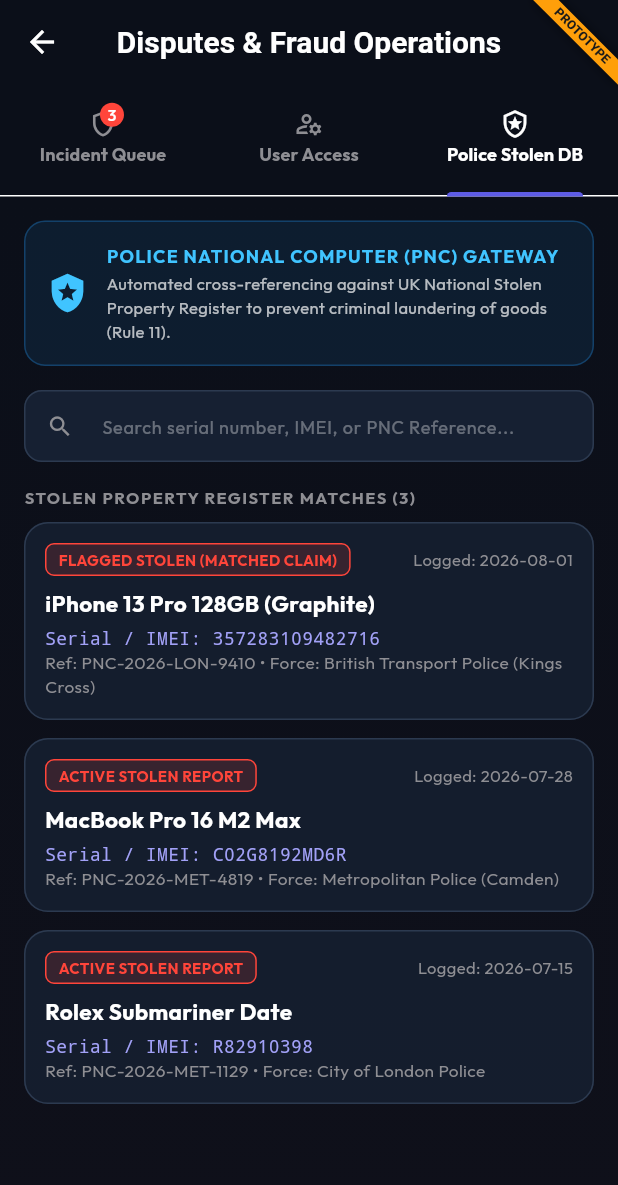
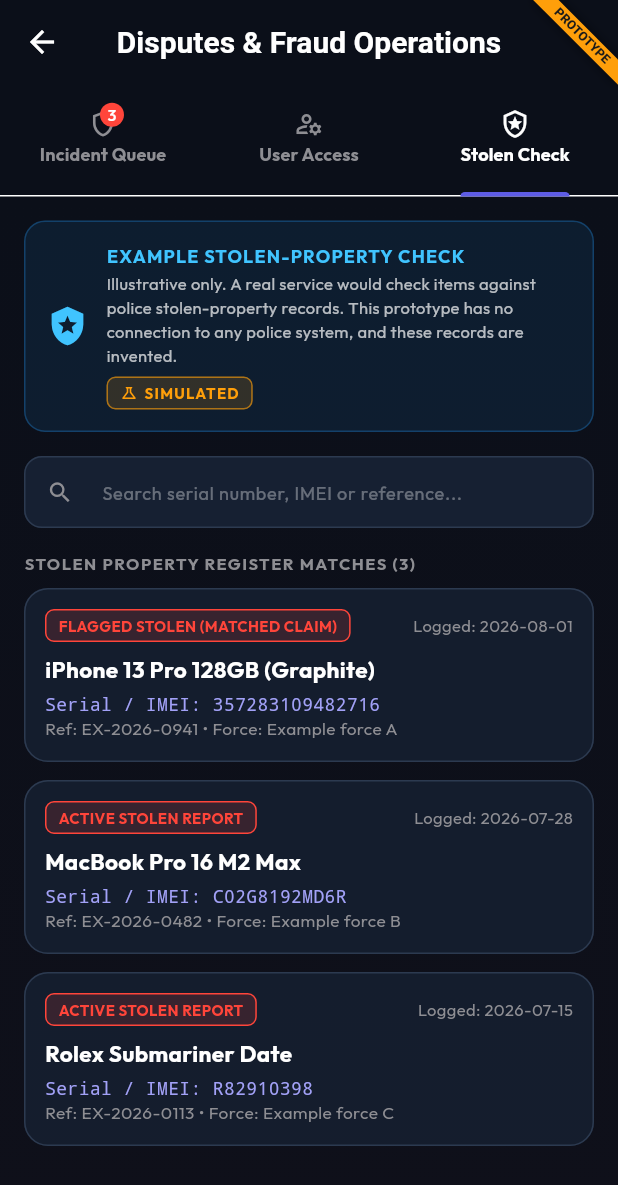
Before and after one commit to romeoayofe25-collab/uk-national-lost-item, a Flutter app: the AdminDisputesPanelScreen screen opened by its route, tab 3 chosen, on a phone screen of 412 x 824 dp. Shown: the top 1185 px of the screen. Run offline on Flutter 3.47's test engine with Material 3 defaults, Android fonts, the phone set to English and light mode, and no system bars; our stand-ins replace cloud_firestore, firebase_auth, go_router, google_fonts; accounts and stored records are empty.

Commit message:
feat(ux): mark simulated features and reword real-world claims
Adds the SIMULATED tag to the identity scan and its result card, the
maps, every QR code and the desk scanner, photo and document uploads,
the finder wallet and withdrawal, the hand-over reward release, and the
admin's identity review and stolen-property panel.

Rewords text that implied real effects:
- withdrawal no longer promises a bank credit;
- "256-Bit Encrypted" badge replaced by the tag, and the scan says the
  camera is not used;
- GPS wording on the finder report replaced by an example pin;
- "Verified Partner" desks become "Demo Partner"; retailer name removed;
- police force names, PNC references and the stolen-property register
  replaced by clearly invented examples;
- legal warnings no longer claim records are passed to the authorities.

Co-Authored-By: Claude Opus 5.5 <noreply@anthropic.com>

```diff
--- a/lib/features/admin/claims_review_screen.dart
+++ b/lib/features/admin/claims_review_screen.dart
@@ -2,6 +2,7 @@ import 'package:flutter/material.dart';
 import 'package:provider/provider.dart';
 import 'package:go_router/go_router.dart';
 import '../../core/theme/theme.dart';
+import '../../core/widgets/simulated_tag.dart';
 import '../../core/services/items_service.dart';
 
 class AdminClaimsReviewScreen extends StatefulWidget {
@@ -267,6 +268,8 @@ class _AdminClaimsReviewScreenState extends State<AdminClaimsReviewScreen> {
                                             style: const TextStyle(color: AppColors.textSecondary, fontSize: 10, fontFamily: 'monospace'),
                                             overflow: TextOverflow.ellipsis,
                                           ),
+                                          const SizedBox(height: 6),
+                                          const SimulatedTag(),
                                         ] else
                                           const Text(
                                             'Standard claim verification without biometric facial match.',
--- a/lib/features/admin/disputes_panel_screen.dart
+++ b/lib/features/admin/disputes_panel_screen.dart
@@ -1,6 +1,7 @@
 import 'package:flutter/material.dart';
 import 'package:provider/provider.dart';
 import '../../core/theme/theme.dart';
+import '../../core/widgets/simulated_tag.dart';
 import '../../core/services/items_service.dart';
 import '../../core/services/auth_service.dart';
 import '../../core/models/user_model.dart';
@@ -90,7 +91,7 @@ class _AdminDisputesPanelScreenState extends State<AdminDisputesPanelScreen> {
               ),
               const Tab(
                 icon: Icon(Icons.local_police_outlined, size: 20),
-                text: 'Police Stolen DB',
+                text: 'Stolen Check',
               ),
             ],
           ),
@@ -185,7 +186,7 @@ class _AdminDisputesPanelScreenState extends State<AdminDisputesPanelScreen> {
                       ),
                       const SizedBox(height: 2),
                       const Text(
-                        'Admin Board holds sole authority to freeze cases, lock reward escrow, and revoke user access (Rule 1).',
+                        'Admin Board holds sole authority to freeze cases, lock reward escrow and revoke user access.',
                         style: TextStyle(color: Colors.white70, fontSize: 11),
                       ),
                     ],
@@ -542,30 +543,30 @@ class _AdminDisputesPanelScreenState extends State<AdminDisputesPanelScreen> {
     );
   }
 
-  // --- TAB 3: POLICE STOLEN PROPERTY REGISTER (RULE 11) ---
+  // --- TAB 3: EXAMPLE STOLEN-PROPERTY CHECK (illustrative, no outside connection) ---
   Widget _buildPoliceStolenDbTab(BuildContext context) {
     final List<Map<String, String>> mockPoliceRecords = [
       {
         'title': 'iPhone 13 Pro 128GB (Graphite)',
         'serial': '357283109482716',
-        'pncRef': 'PNC-2026-LON-9410',
-        'force': 'British Transport Police (Kings Cross)',
+        'pncRef': 'EX-2026-0941',
+        'force': 'Example force A',
         'status': 'FLAGGED STOLEN (MATCHED CLAIM)',
         'reportedDate': '2026-08-01',
       },
       {
         'title': 'MacBook Pro 16 M2 Max',
         'serial': 'C02G8192MD6R',
-        'pncRef': 'PNC-2026-MET-4819',
-        'force': 'Metropolitan Police (Camden)',
+        'pncRef': 'EX-2026-0482',
+        'force': 'Example force B',
         'status': 'ACTIVE STOLEN REPORT',
         'reportedDate': '2026-07-28',
       },
       {
         'title': 'Rolex Submariner Date',
         'serial': 'R82910398',
-        'pncRef': 'PNC-2026-MET-1129',
-        'force': 'City of London Police',
+        'pncRef': 'EX-2026-0113',
+        'force': 'Example force C',
         'status': 'ACTIVE STOLEN REPORT',
         'reportedDate': '2026-07-15',
       },
@@ -599,14 +600,16 @@ class _AdminDisputesPanelScreenState extends State<AdminDisputesPanelScreen> {
                     crossAxisAlignment: CrossAxisAlignment.start,
                     children: [
                       Text(
-                        'POLICE NATIONAL COMPUTER (PNC) GATEWAY',
+                        'EXAMPLE STOLEN-PROPERTY CHECK',
                         style: TextStyle(fontWeight: FontWeight.bold, color: Colors.lightBlueAccent, fontSize: 12, letterSpacing: 0.8),
                       ),
                       SizedBox(height: 2),
                       Text(
-                        'Automated cross-referencing against UK National Stolen Property Register to prevent criminal laundering of goods (Rule 11).',
+                        'Illustrative only. A real service would check items against police stolen-property records. This prototype has no connection to any police system, and these records are invented.',
                         style: TextStyle(color: Colors.white70, fontSize: 11),
                       ),
+                      SizedBox(height: 6),
+                      SimulatedTag(),
                     ],
                   ),
                 ),
@@ -619,7 +622,7 @@ class _AdminDisputesPanelScreenState extends State<AdminDisputesPanelScreen> {
           TextField(
             style: const TextStyle(fontSize: 13, color: Colors.white),
             decoration: InputDecoration(
-              hintText: 'Search serial number, IMEI, or PNC Reference...',
+              hintText: 'Search serial number, IMEI or reference...',
               hintStyle: TextStyle(color: Colors.white.withValues(alpha: 0.35), fontSize: 12),
               prefixIcon: const Icon(Icons.search, color: AppColors.textSecondary, size: 18),
               filled: true,
--- a/lib/features/finder/claims_screen.dart
+++ b/lib/features/finder/claims_screen.dart
@@ -2,6 +2,7 @@ import 'package:flutter/material.dart';
 import 'package:provider/provider.dart';
 import '../../core/theme/theme.dart';
 import '../../core/services/items_service.dart';
+import '../../core/widgets/simulated_tag.dart';
 
 class ClaimsScreen extends StatefulWidget {
   const ClaimsScreen({super.key});
@@ -22,7 +23,7 @@ class _ClaimsScreenState extends State<ClaimsScreen> {
     if (success && mounted) {
       ScaffoldMessenger.of(context).showSnackBar(
         const SnackBar(
-          content: Text('Withdrawal initiated! Funds will credit your registered UK bank account within 2 hours.'),
+          content: Text('Demo: withdrawal simulated. No real money moves in this prototype.'),
           backgroundColor: AppColors.success,
         ),
       );
@@ -78,6 +79,8 @@ class _ClaimsScreenState extends State<ClaimsScreen> {
                   ),
                   child: Column(
                     children: [
+                      const SimulatedTag(label: 'SIMULATED WALLET'),
+                      const SizedBox(height: 16),
                       Row(
                         mainAxisAlignment: MainAxisAlignment.spaceEvenly,
                         children: [
@@ -143,7 +146,7 @@ class _ClaimsScreenState extends State<ClaimsScreen> {
                 ),
                 const SizedBox(height: 24),
 
-                // Compliance footnote (Rule 11 & 14)
+                // Reward rules footnote
                 Container(
                   padding: const EdgeInsets.all(12),
                   decoration: BoxDecoration(
@@ -157,7 +160,7 @@ class _ClaimsScreenState extends State<ClaimsScreen> {
                       SizedBox(width: 12),
                       Expanded(
                         child: Text(
-                          'Compliance note: Reward assessments are controlled solely by the Admin Board. Finders cannot request specific amounts or bargain privately (Rules 11 & 14). Available balances are released only after owner pickup confirmation.',
+                          'Note: rewards are set only by the Admin Board. Finders cannot ask for a specific amount or bargain privately. Balances are released only after the owner collects the item.',
                           style: TextStyle(color: AppColors.textSecondary, fontSize: 11, height: 1.4),
                         ),
                       ),
--- a/lib/features/finder/dropoff_screen.dart
+++ b/lib/features/finder/dropoff_screen.dart
@@ -2,6 +2,7 @@ import 'package:flutter/material.dart';
 import 'package:provider/provider.dart';
 import 'package:go_router/go_router.dart';
 import '../../core/theme/theme.dart';
+import '../../core/widgets/simulated_tag.dart';
 import '../../core/services/items_service.dart';
 import '../../core/models/found_item_model.dart';
 
@@ -293,6 +294,8 @@ class _DropOffScreenState extends State<DropOffScreen> {
                 'SCAN AT DESK TO COMPLETE HANDOVER',
                 style: TextStyle(color: AppColors.textSecondary, fontSize: 10, fontWeight: FontWeight.bold),
               ),
+              const SizedBox(height: 8),
+              const SimulatedTag(label: 'SIMULATED QR CODE'),
             ],
           ),
         ),
@@ -328,7 +331,7 @@ class _DropOffScreenState extends State<DropOffScreen> {
                 type: MaterialType.transparency,
                 child: CheckboxListTile(
                   contentPadding: EdgeInsets.zero,
-                  title: const Text('I have labeled the item with my found reference ID.', style: TextStyle(color: Colors.white, fontSize: 13)),
+                  title: const Text('I have labelled the item with my found reference ID.', style: TextStyle(color: Colors.white, fontSize: 13)),
                   value: _checkedTag,
                   activeColor: AppColors.warning,
                   onChanged: (val) => setState(() => _checkedTag = val ?? false),
--- a/lib/features/finder/report_wizard_screen.dart
+++ b/lib/features/finder/report_wizard_screen.dart
@@ -2,6 +2,7 @@ import 'package:flutter/material.dart';
 import 'package:provider/provider.dart';
 import 'package:go_router/go_router.dart';
 import '../../core/theme/theme.dart';
+import '../../core/widgets/simulated_tag.dart';
 import '../../core/services/items_service.dart';
 
 class ReportFoundItemScreen extends StatefulWidget {
@@ -319,7 +320,7 @@ class _ReportFoundItemScreenState extends State<ReportFoundItemScreen> {
         ),
         const SizedBox(height: 8),
         const Text(
-          'Pinpoint where and when you found this item to aid matching algorithms.',
+          'Record where and when you found this item.',
           style: TextStyle(fontSize: 13, color: AppColors.textSecondary),
         ),
         const SizedBox(height: 20),
@@ -390,10 +391,17 @@ class _ReportFoundItemScreenState extends State<ReportFoundItemScreen> {
         ),
         const SizedBox(height: 16),
 
-        // Stylized Mock Map
-        const Text(
-          'Pinpoint Map Location (Simulated GPS Pin)',
-          style: TextStyle(color: Colors.white, fontSize: 14, fontWeight: FontWeight.bold),
+        // Drawn example map; no location service is used
+        const Row(
+          children: [
+            Expanded(
+              child: Text(
+                'Map location',
+                style: TextStyle(color: Colors.white, fontSize: 14, fontWeight: FontWeight.bold),
+              ),
+            ),
+            SimulatedTag(),
+          ],
         ),
         const SizedBox(height: 8),
         Container(
@@ -427,7 +435,7 @@ class _ReportFoundItemScreenState extends State<ReportFoundItemScreen> {
                       style: TextStyle(color: Colors.white, fontWeight: FontWeight.bold, fontSize: 13),
                     ),
                     Text(
-                      'GPS Coordinates: 51.5308° N, 0.1238° W',
+                      'Example pin. Your device location is not used.',
                       style: TextStyle(color: AppColors.textSecondary, fontSize: 11),
                     ),
                   ],
@@ -443,7 +451,7 @@ class _ReportFoundItemScreenState extends State<ReportFoundItemScreen> {
                     borderRadius: BorderRadius.circular(8),
                   ),
                   child: const Text(
-                    'GPS LOCK ACTIVE',
+                    'EXAMPLE PIN',
                     style: TextStyle(color: AppColors.success, fontSize: 10, fontWeight: FontWeight.bold),
                   ),
                 ),
@@ -465,7 +473,7 @@ class _ReportFoundItemScreenState extends State<ReportFoundItemScreen> {
         ),
         const SizedBox(height: 8),
 
-        // PII & Rule 5 Warning Notice
+        // Personal details warning
         Container(
           padding: const EdgeInsets.all(12),
           decoration: BoxDecoration(
@@ -483,7 +491,7 @@ class _ReportFoundItemScreenState extends State<ReportFoundItemScreen> {
                   crossAxisAlignment: CrossAxisAlignment.start,
                   children: [
                     Text(
-                      'Rule 5 Compliant: Data Protection Warning',
+                      'Data protection warning',
                       style: TextStyle(color: Colors.white, fontWeight: FontWeight.bold, fontSize: 13),
                     ),
                     SizedBox(height: 4),
@@ -510,16 +518,23 @@ class _ReportFoundItemScreenState extends State<ReportFoundItemScreen> {
         ),
         const SizedBox(height: 20),
 
-        const Text(
-          'Photo Upload (Optional)',
-          style: TextStyle(color: Colors.white, fontSize: 14, fontWeight: FontWeight.bold),
+        const Row(
+          children: [
+            Expanded(
+              child: Text(
+                'Photo Upload (Optional)',
+                style: TextStyle(color: Colors.white, fontSize: 14, fontWeight: FontWeight.bold),
+              ),
+            ),
+            SimulatedTag(),
+          ],
         ),
         const SizedBox(height: 8),
         Row(
           children: [
             ElevatedButton.icon(
               icon: const Icon(Icons.add_a_photo),
-              label: const Text('Mock Attach Photo'),
+              label: const Text('Attach photo (simulated)'),
               onPressed: () {
                 setState(() {
                   _photos.add('mock_photo_url_${_photos.length + 1}.jpg');
@@ -532,7 +547,7 @@ class _ReportFoundItemScreenState extends State<ReportFoundItemScreen> {
             const SizedBox(width: 16),
             Expanded(
               child: Text(
-                '${_photos.length} photos uploaded',
+                '${_photos.length} photos attached',
                 style: const TextStyle(color: AppColors.textSecondary),
               ),
             ),
@@ -552,7 +567,7 @@ class _ReportFoundItemScreenState extends State<ReportFoundItemScreen> {
         ),
         const SizedBox(height: 8),
         const Text(
-          'Verify all inputs are correct before finalizing. False declarations are punishable.',
+          'Check all inputs are correct before finalising. False declarations are punishable.',
           style: TextStyle(fontSize: 13, color: AppColors.textSecondary),
         ),
         const SizedBox(height: 20),
@@ -574,7 +589,7 @@ class _ReportFoundItemScreenState extends State<ReportFoundItemScreen> {
               _summaryRow('Public Desc', _publicDescriptionController.text),
               _summaryRow('Date Found', '${_dateFound.day}/${_dateFound.month}/${_dateFound.year}'),
               _summaryRow('Time Found', _timeFound),
-              _summaryRow('Location', _locationFound.isEmpty ? 'Kings Cross Station (GPS Lock)' : _locationFound),
+              _summaryRow('Location', _locationFound.isEmpty ? 'Kings Cross Station (example)' : _locationFound),
               _summaryRow('Private Details', _privateDetailsController.text.isEmpty ? 'None provided' : _privateDetailsController.text),
               _summaryRow('Photos count', '${_photos.length}'),
             ],
--- a/lib/features/intermediary/scan_screen.dart
+++ b/lib/features/intermediary/scan_screen.dart
@@ -2,6 +2,7 @@ import 'package:flutter/material.dart';
 import 'package:provider/provider.dart';
 import 'package:go_router/go_router.dart';
 import '../../core/theme/theme.dart';
+import '../../core/widgets/simulated_tag.dart';
 import '../../core/services/items_service.dart';
 import '../../core/models/found_item_model.dart';
 import '../../core/models/lost_item_model.dart';
@@ -58,7 +59,7 @@ class _IntermediaryScanScreenState extends State<IntermediaryScanScreen> {
     setState(() => _processing = false);
 
     if (result == null) {
-      setState(() => _errorMsg = 'PIN not recognized. Verify format (e.g. DEP-XXX or XXX-XXX).');
+      setState(() => _errorMsg = 'PIN not recognised. Check the format (e.g. DEP-XXX or XXX-XXX).');
     } else {
       if (result is FoundItem) {
         if (mounted) {
@@ -90,6 +91,10 @@ class _IntermediaryScanScreenState extends State<IntermediaryScanScreen> {
           child: Column(
             crossAxisAlignment: CrossAxisAlignment.stretch,
             children: [
+              const Padding(
+                padding: EdgeInsets.only(top: 12),
+                child: Center(child: SimulatedTag(label: 'SIMULATED SCANNER')),
+              ),
               // Simulated Camera Viewfinder
               Expanded(
                 flex: 4,
--- a/lib/features/owner/collection_screen.dart
+++ b/lib/features/owner/collection_screen.dart
@@ -2,6 +2,7 @@ import 'package:flutter/material.dart';
 import 'package:provider/provider.dart';
 import 'package:go_router/go_router.dart';
 import '../../core/theme/theme.dart';
+import '../../core/widgets/simulated_tag.dart';
 import '../../core/services/items_service.dart';
 
 class CollectionDetailsScreen extends StatelessWidget {
@@ -79,6 +80,8 @@ class CollectionDetailsScreen extends StatelessWidget {
                       style: TextStyle(color: AppColors.textSecondary, fontSize: 12),
                       textAlign: TextAlign.center,
                     ),
+                    const SizedBox(height: 12),
+                    const SimulatedTag(label: 'SIMULATED QR CODE'),
                     const SizedBox(height: 20),
 
                     // Stylized QR code box
--- a/lib/features/owner/dashboard_screen.dart
+++ b/lib/features/owner/dashboard_screen.dart
@@ -251,7 +251,7 @@ class _OwnerDashboardScreenState extends State<OwnerDashboardScreen> {
                           crossAxisAlignment: CrossAxisAlignment.start,
                           children: [
                             Text(
-                              'Verified Partner Desks',
+                              'Demo Partner Desks',
                               style: TextStyle(
                                 fontWeight: FontWeight.bold,
                                 fontSize: 16,
```
Also changed, not shown: lib/features/admin/centre_manager_screen.dart (+4 -4 lines), lib/features/finder/dashboard_screen.dart (+2 -9 lines), lib/features/intermediary/handover_screen.dart (+14 -5 lines), lib/features/owner/biometric_scan_screen.dart (+10 -20 lines), lib/features/owner/map_screen.dart (+5 -3 lines), lib/features/owner/report_wizard_screen.dart (+22 -6 lines), lib/features/owner/verification_screen.dart (+21 -9 lines).
